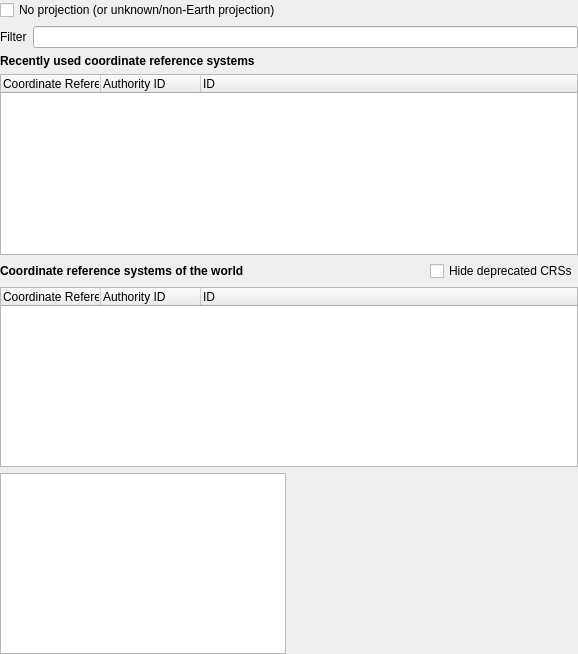
This is src/ui/qgsprojectionselectorbase.ui in qgis/QGIS as Qt 5 draws it before an edit. The edited form follows.
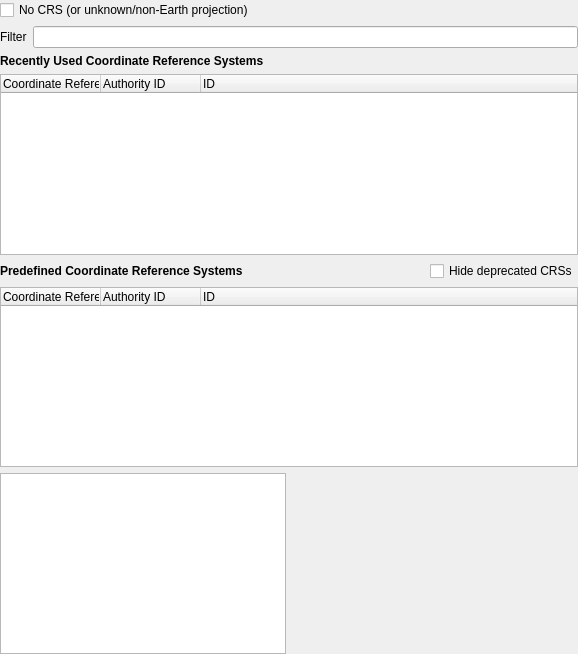
This is the edited form. Icons and pictures are not drawn. Custom widgets are drawn as their Qt base class.

```diff
--- a/src/ui/qgsprojectionselectorbase.ui
+++ b/src/ui/qgsprojectionselectorbase.ui
@@ -42,7 +42,7 @@
       <string>Use this option to treat all coordinates as Cartesian coordinates in an unknown reference system.</string>
      </property>
      <property name="text">
-      <string>No projection (or unknown/non-Earth projection)</string>
+      <string>No CRS (or unknown/non-Earth projection)</string>
      </property>
     </widget>
    </item>
@@ -90,7 +90,7 @@
          </font>
         </property>
         <property name="text">
-         <string>Recently used coordinate reference systems</string>
+         <string>Recently Used Coordinate Reference Systems</string>
         </property>
        </widget>
       </item>
@@ -190,7 +190,7 @@
              </font>
             </property>
             <property name="text">
-             <string>Coordinate reference systems of the world</string>
+             <string>Predefined Coordinate Reference Systems</string>
             </property>
            </widget>
           </item>
```
Left out of the diff: 6 changed lines with no effect on the pictures.
